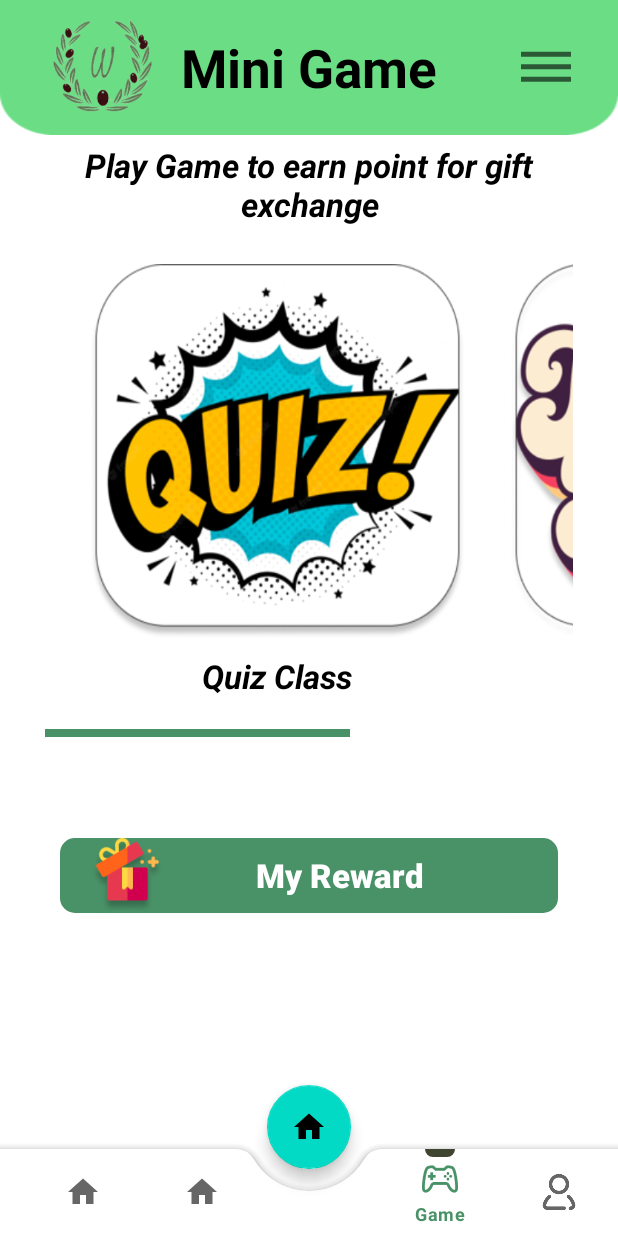
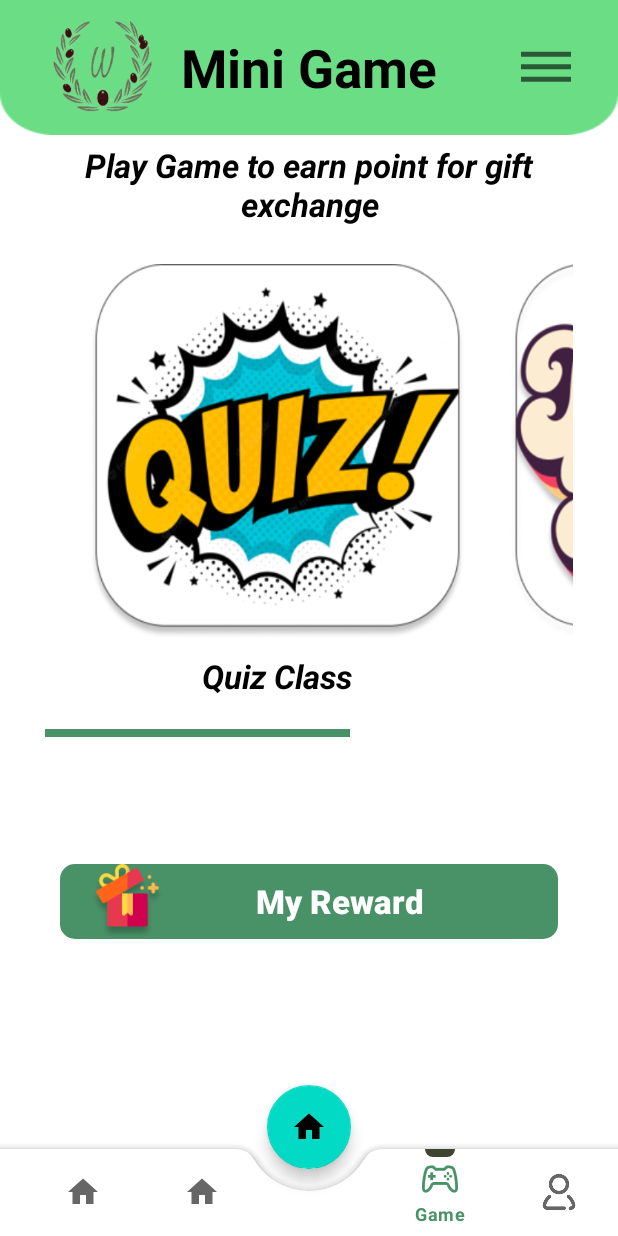
Before and after one commit to erictan100/PE_Assignment, an Android app: the screen it shows after launch (MainActivity), item 4 of the bottom bar chosen, on a phone screen of 412 x 824 dp. Run offline under Robolectric (Android 15) with nearby library versions, the phone set to English and light mode, and no system bars; our stand-ins replace navigation-ui.

Commit message:
part 2 - 1028, 2/6/22

```diff
--- a/app/src/main/res/layout/activity_main.xml
+++ b/app/src/main/res/layout/activity_main.xml
@@ -41,7 +41,6 @@
         android:name="androidx.navigation.fragment.NavHostFragment"
         android:layout_width="match_parent"
         android:layout_height="match_parent"
-        android:layout_marginBottom="58dp"
         app:defaultNavHost = "true"
         app:navGraph="@navigation/bottom_navigation"/>
 
@@ -50,7 +49,7 @@
         android:layout_width="match_parent"
         android:layout_height="wrap_content"
         android:layout_gravity="bottom"
-
+        android:background="@android:color/transparent"
         app:fabCradleMargin="15dp"
         app:fabCradleRoundedCornerRadius="15dp"
         app:fabCradleVerticalOffset="15dp">
@@ -59,6 +58,7 @@
             android:id="@+id/bottom_navigation_view"
             android:layout_width="match_parent"
             android:layout_height="58dp"
+            android:background="@android:color/transparent"
             app:itemBackground="@drawable/bottom_navigation_line"
             app:menu="@menu/bottom_nav_menu"/>
 
```
